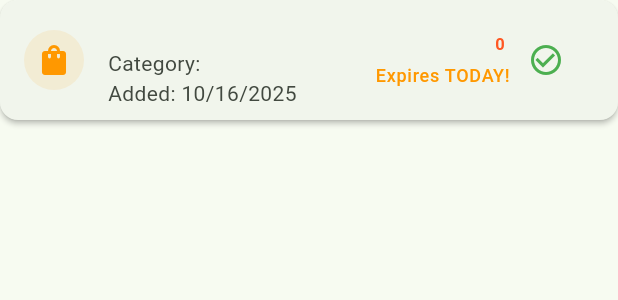
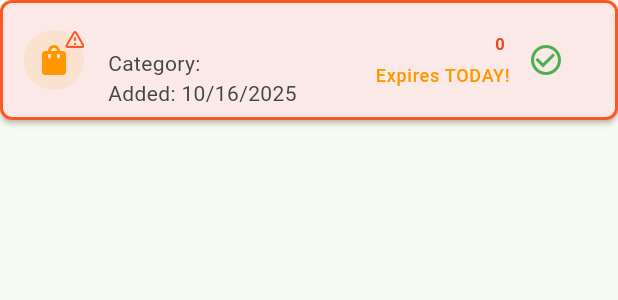
Before and after one commit to ossdaiict/SLoP5.0-InvenTrack, a Flutter app: the GroceryCard widget shown alone on an empty page, opened directly with empty values, on a phone screen of 412 x 824 dp. Shown: the top 300 px of the screen. Run offline on Flutter 3.47's test engine with Material 3 defaults, Android fonts, the phone set to English and light mode, and no system bars; our stand-ins replace flutter_local_notifications, image_picker, sqflite, timezone; accounts and stored records are empty.

Commit message:
Implement Low Stock Highlight and GroceryCard image display

```diff
--- a/lib/widgets/grocery_card.dart
+++ b/lib/widgets/grocery_card.dart
@@ -8,6 +8,7 @@ import 'package:iventrack/providers/grocery_provider.dart';
 import 'package:provider/provider.dart';
 import '../models/grocery_item.dart';
 import '../screens/edit_item_screen.dart';
+import 'dart:io';
 
 class GroceryCard extends StatelessWidget {
   final GroceryItem item;
@@ -34,9 +35,19 @@ class GroceryCard extends StatelessWidget {
       expiryColor = Colors.green;
     }
 
+    //low quantinty flag logic
+     final bool isLowStock = item.quantity <= 1;
+
     return Card(
       margin: const EdgeInsets.only(bottom: 10),
       elevation: 1.5,
+      shape: RoundedRectangleBorder(
+        borderRadius: BorderRadius.circular(8),
+        side: isLowStock
+          ? const BorderSide(color: Colors.deepOrange, width: 2)
+          : BorderSide.none,
+      ),
+      color: isLowStock ? Colors.deepOrange.shade50 : Colors.white,
       child: ListTile(
         onTap: () {
           // Navigate to the edit screen
@@ -46,16 +57,48 @@ class GroceryCard extends StatelessWidget {
             ),
           );
         },
-        leading: CircleAvatar(
-          backgroundColor: expiryColor.withOpacity(0.1),
-          child: Icon(
-            days < 0 ? Icons.error_outline : Icons.shopping_bag,
-            color: expiryColor,
-          ),
+        leading: Stack(
+          alignment: Alignment.center,
+          children: [
+            //show image if exists
+            if(item.imagePath != null && item.imagePath!.isNotEmpty)
+              ClipRRect(
+                borderRadius: BorderRadius.circular(25),
+                child: Image.file(
+                  File(item.imagePath!),
+                  width: 50,
+                  height: 50,
+                  fit: BoxFit.cover,
+                  errorBuilder: (context, error, StackTrace) =>
+                    const Icon(Icons.broken_image, size: 40, color: Colors.grey),
+                ),
+              ) else
+              CircleAvatar(
+                backgroundColor: expiryColor.withOpacity(0.1),
+                child: Icon(
+                  days < 0 ? Icons.error_outline : Icons.shopping_bag,
+                  color: expiryColor,
+                ),
+              ),
+
+            if(isLowStock)
+            const Positioned(
+              right: -2,
+              top: -2,
+              child: Icon(
+                Icons.warning_amber_rounded,
+                color: Colors.deepOrange,
+                size: 16,
+              ),
+            ),
+          ],
         ),
         title: Text(
           item.name,
-          style: const TextStyle(fontWeight: FontWeight.bold),
+          style: TextStyle(
+            fontWeight: FontWeight.bold,
+            color: isLowStock ? Colors.deepOrange.shade700 : Colors.black,
+            ),
         ),
         subtitle: Text(
             'Category: ${item.category}\nAdded: ${DateFormat.yMd().format(item.createdAt)}'),
@@ -71,7 +114,7 @@ class GroceryCard extends StatelessWidget {
                   '${item.quantity.toStringAsFixed(item.quantity.truncateToDouble() == item.quantity ? 0 : 2)} ${item.unit}',
                   style: TextStyle(
                     fontWeight: FontWeight.bold,
-                    color: item.quantity <= 1 ? Colors.deepOrange : Colors.black,
+                    color: isLowStock ? Colors.deepOrange.shade700 : Colors.black,
                   ),
                 ),
                 const SizedBox(height: 4),
--- a/pubspec.yaml
+++ b/pubspec.yaml
@@ -28,6 +28,7 @@ environment:
 # the latest version available on pub.dev. To see which dependencies have newer
 # versions available, run `flutter pub outdated`.
 dependencies:
+  image_picker: ^1.0.0
   flutter:
     sdk: flutter
   sqflite: ^2.3.0
```
Also changed, not shown: lib/screens/add_item_screen.dart (+31 -3 lines), lib/main.dart (line endings or trailing spaces), pubspec.lock, 5 other files.
